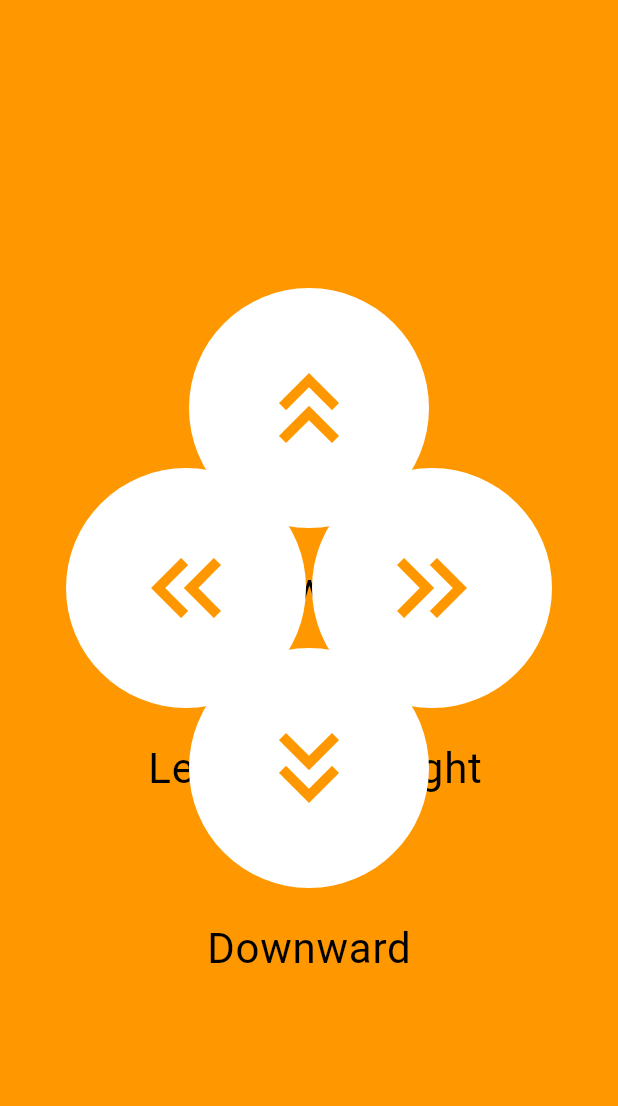
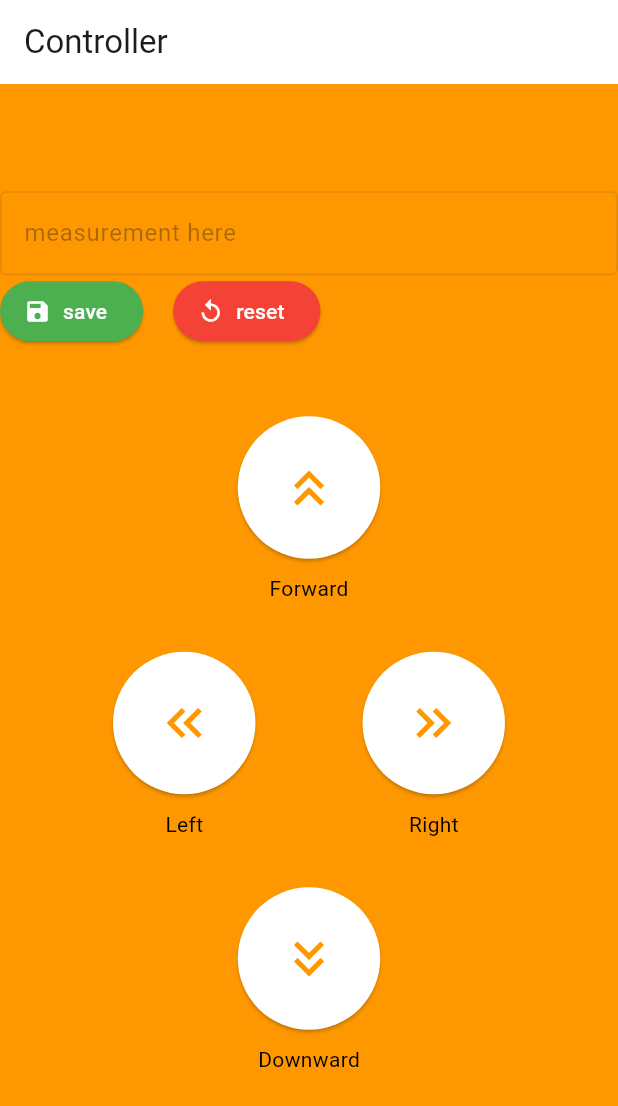
Before and after one commit to Lance-Jethro/controller_app, a Flutter app: the screen it shows after launch, on a phone screen of 412 x 824 dp. Shown: the top 1106 px of the screen. Run offline on Flutter 3.47's test engine with Material 3 defaults, Android fonts, the phone set to English and light mode, and no system bars.

Commit message:
added container for measurement as well as 2 buttons with no functionalities

```diff
--- /dev/null
+++ b/lib/barrel.dart
@@ -0,0 +1,9 @@
+//primitives
+export 'package:flutter/material.dart';
+
+//widgets
+export 'widgets/buttons.dart';
+
+//screens
+export 'screens/controllerscreen.dart';
+export 'screens/bluetoothconnectscreen.dart';
--- a/lib/buttons.dart
+++ /dev/null
@@ -1,42 +0,0 @@
-import 'package:flutter/material.dart';
-
-class MyArrowButtons extends StatelessWidget {
-  const MyArrowButtons(
-      {super.key,
-      required this.onpress,
-      required this.icon,
-      required this.text});
-
-  final VoidCallback onpress;
-  final IconData icon;
-  final String text;
-
-  @override
-  Widget build(BuildContext context) {
-    return Transform.scale(
-      scale: 2,
-      child: Column(
-        children: [
-          Container(
-            width: 80,
-            height: 100,
-            decoration: BoxDecoration(
-              shape: BoxShape.circle,
-              color: Colors.white,
-            ),
-            child: IconButton(
-              onPressed: onpress,
-              icon: Icon(icon, color: Colors.orange),
-              iconSize: 40,
-            ),
-          ),
-          // const SizedBox(height: 1),
-          Text(
-            text,
-            style: const TextStyle(color: Colors.black),
-          ),
-        ],
-      ),
-    );
-  }
-}
--- a/lib/main.dart
+++ b/lib/main.dart
@@ -1,5 +1,4 @@
-import 'package:flutter/material.dart';
-import 'buttons.dart';
+import 'barrel.dart';
 
 void main() {
   runApp(const MyApp());
@@ -16,75 +15,7 @@ class MyApp extends StatelessWidget {
           colorScheme: ColorScheme.fromSeed(seedColor: Colors.deepPurple),
           useMaterial3: true,
         ),
-        home: controller());
+        debugShowCheckedModeBanner: false,
+        home: const Controller());
   }
 }
-
-class controller extends StatefulWidget {
-  const controller({super.key});
-
-  @override
-  State<controller> createState() => _controllerState();
-}
-
-class _controllerState extends State<controller> {
-  void _handleButtonPress(String direction) {
-    setState(() {
-      // Handle the button press logic here
-      print('$direction button pressed');
-    });
-  }
-
-  @override
-  Widget build(BuildContext context) {
-    return Scaffold(
-      backgroundColor: Colors.orange,
-      // appBar: AppBar(
-      //   title: Text("Hello World"),
-      //   backgroundColor: Colors.green,
-      // ),
-      body: Center(
-        child: Column(
-          mainAxisAlignment: MainAxisAlignment.center,
-          crossAxisAlignment: CrossAxisAlignment.center,
-          children: [
-            MyArrowButtons(
-              icon: Icons.keyboard_double_arrow_up,
-              onpress: () {
-                _handleButtonPress('Up');
-              },
-              text: 'Forward',
-            ),
-            Row(
-              mainAxisAlignment: MainAxisAlignment.spaceEvenly,
-              crossAxisAlignment: CrossAxisAlignment.center,
-              children: [
-                MyArrowButtons(
-                  icon: Icons.keyboard_double_arrow_left,
-                  onpress: () {
-                    _handleButtonPress('Left');
-                  },
-                  text: 'Left',
-                ),
-                MyArrowButtons(
-                  icon: Icons.keyboard_double_arrow_right,
-                  onpress: () {
-                    _handleButtonPress('Right');
-                  },
-                  text: 'Right',
-                ),
-              ],
-            ),
-            MyArrowButtons(
-              icon: Icons.keyboard_double_arrow_down,
-              onpress: () {
-                _handleButtonPress('Down');
-              },
-              text: 'Downward',
-            ),
-          ],
-        ),
-      ),
-    );
-  }
-}
--- /dev/null
+++ b/lib/screens/controllerscreen.dart
@@ -0,0 +1,114 @@
+import '../barrel.dart';
+
+class Controller extends StatefulWidget {
+  const Controller({super.key});
+
+  @override
+  State<Controller> createState() => _ControllerState();
+}
+
+class _ControllerState extends State<Controller> {
+  void _handleButtonPress(String direction) {
+    setState(() {
+      // functionality ng mga buttons
+      print('$direction button pressed');
+    });
+  }
+
+  @override
+  Widget build(BuildContext context) {
+    return Scaffold(
+      backgroundColor: Colors.orange,
+      appBar: AppBar(
+        title: const Text("Controller"),
+        backgroundColor: Colors.white,
+      ),
+      body: SafeArea(
+        child: Center(
+          child: Column(
+            mainAxisAlignment: MainAxisAlignment.center,
+            children: [
+              const TextField(
+                decoration: InputDecoration(
+                  labelText: 'measurement here',
+                  border: OutlineInputBorder(),
+                  enabled: false,
+                ),
+              ),
+              Row(
+                children: [
+                  ElevatedButton.icon(
+                    onPressed: () {
+                      //lalagyan pa
+                    },
+                    label: const Text("save"),
+                    icon: const Icon(Icons.save),
+                    style: ElevatedButton.styleFrom(
+                      backgroundColor: Colors.green,
+                      foregroundColor: Colors.white,
+                    ),
+                  ),
+                  const SizedBox(
+                    width: 20,
+                  ),
+                  ElevatedButton.icon(
+                    onPressed: () {
+                      //lalagyan pa
+                    },
+                    label: const Text("reset"),
+                    icon: const Icon(Icons.replay),
+                    style: ElevatedButton.styleFrom(
+                      backgroundColor: Colors.red,
+                      foregroundColor: Colors.white,
+                    ),
+                  ),
+                ],
+              ),
+              const SizedBox(height: 10), // space ng textfield at button
+              Container(
+                padding: const EdgeInsets.all(20.0), // button group
+                child: Column(
+                  children: [
+                    MyArrowButtons(
+                      icon: Icons.keyboard_double_arrow_up,
+                      onpress: () {
+                        _handleButtonPress('Up');
+                      },
+                      text: 'Forward',
+                    ),
+                    Row(
+                      mainAxisAlignment: MainAxisAlignment.spaceEvenly,
+                      children: [
+                        MyArrowButtons(
+                          icon: Icons.keyboard_double_arrow_left,
+                          onpress: () {
+                            _handleButtonPress('Left');
+                          },
+                          text: 'Left',
+                        ),
+                        MyArrowButtons(
+                          icon: Icons.keyboard_double_arrow_right,
+                          onpress: () {
+                            _handleButtonPress('Right');
+                          },
+                          text: 'Right',
+                        ),
+                      ],
+                    ),
+                    MyArrowButtons(
+                      icon: Icons.keyboard_double_arrow_down,
+                      onpress: () {
+                        _handleButtonPress('Down');
+                      },
+                      text: 'Downward',
+                    ),
+                  ],
+                ),
+              ),
+            ],
+          ),
+        ),
+      ),
+    );
+  }
+}
--- /dev/null
+++ b/lib/widgets/buttons.dart
@@ -0,0 +1,47 @@
+import '../barrel.dart';
+
+class MyArrowButtons extends StatelessWidget {
+  const MyArrowButtons(
+      {super.key,
+      required this.onpress,
+      required this.icon,
+      required this.text});
+
+  final VoidCallback onpress;
+  final IconData icon;
+  final String text;
+
+  @override
+  Widget build(BuildContext context) {
+    return Padding(
+      padding: const EdgeInsets.all(16.0),
+      child: Column(
+        mainAxisAlignment: MainAxisAlignment.start,
+        children: [
+          SizedBox(
+            width: 95,
+            height: 95,
+            child: ElevatedButton(
+              onPressed: onpress,
+              style: ElevatedButton.styleFrom(
+                shape: const CircleBorder(),
+                padding: const EdgeInsets.all(20),
+                backgroundColor: Colors.white,
+              ),
+              child: Icon(
+                icon,
+                color: Colors.orange,
+                size: 40,
+              ),
+            ),
+          ),
+          const SizedBox(height: 10),
+          Text(
+            text,
+            style: const TextStyle(color: Colors.black),
+          ),
+        ],
+      ),
+    );
+  }
+}
```
Also changed, not shown: lib/screens/bluetoothconnectscreen.dart (added), pubspec.lock.
